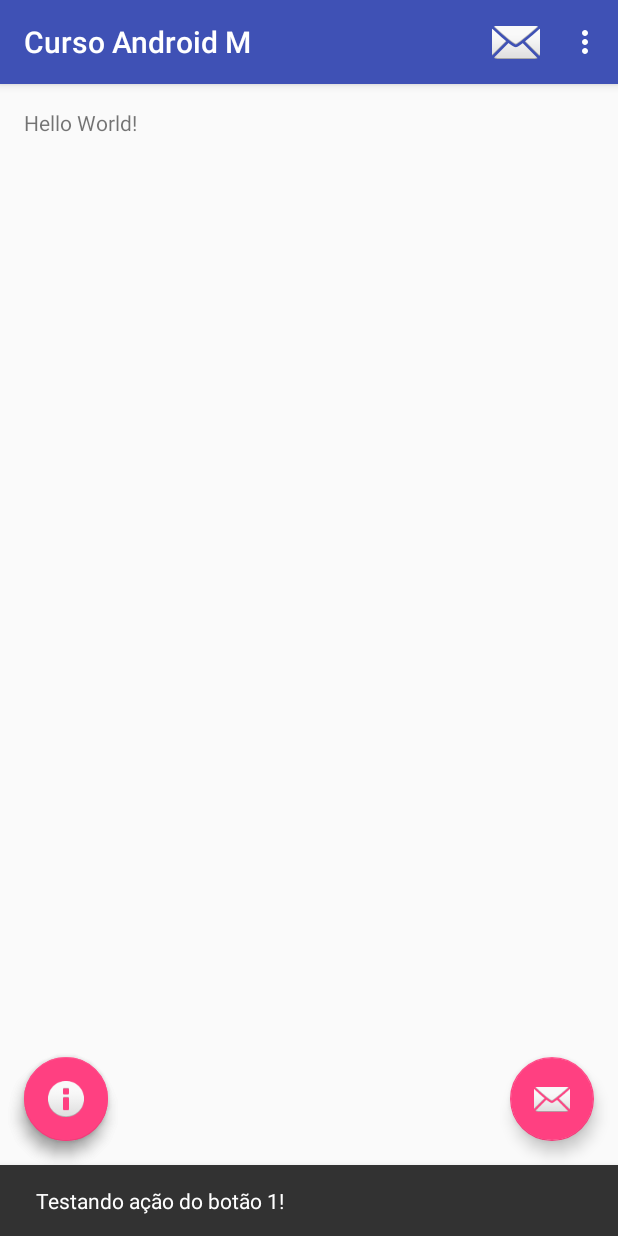
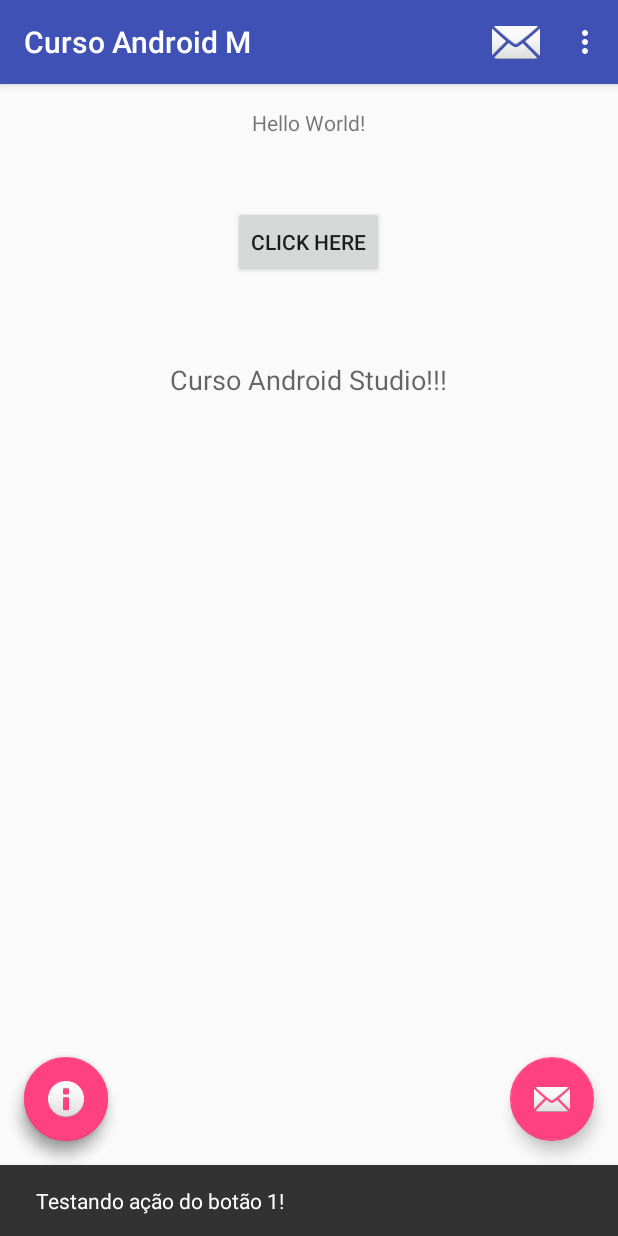
Before and after one commit to rodrigobezerra/droid-journey, an Android app: the screen it shows after launch (MainActivity), after a tap on an icon or button, on a phone screen of 412 x 824 dp. Run offline under Robolectric (Android 15) with nearby library versions, the phone set to English and light mode, and no system bars; 1 other tap on this screen came first.

Commit message:
Teste utilizando o 'onClick' diretamente via xml

```diff
--- a/ExampleActionBar/app/src/main/java/com/example/rodrigobezerra/exampleactionbar/MainActivity.java
+++ b/ExampleActionBar/app/src/main/java/com/example/rodrigobezerra/exampleactionbar/MainActivity.java
@@ -8,8 +8,12 @@ import android.support.v7.widget.Toolbar;
 import android.view.View;
 import android.view.Menu;
 import android.view.MenuItem;
+import android.widget.Button;
+import android.widget.TextView;
 
 public class MainActivity extends AppCompatActivity {
+
+    private TextView textView;
 
     @Override
     protected void onCreate(Bundle savedInstanceState) {
@@ -19,9 +23,11 @@ public class MainActivity extends AppCompatActivity {
         toolbar.setTitle("Curso Android M");
         setSupportActionBar(toolbar);
 
+        textView = (TextView) findViewById(R.id.textView2);
         FloatingActionButton fab = (FloatingActionButton) findViewById(R.id.fab);
         FloatingActionButton fab2 = (FloatingActionButton) findViewById(R.id.fab2);
         FloatingActionButton fab3 = (FloatingActionButton) findViewById(R.id.fab3);
+
 
         fab.setOnClickListener(new View.OnClickListener() {
             @Override
@@ -46,6 +52,10 @@ public class MainActivity extends AppCompatActivity {
                         .setAction("Action", null).show();
             }
         });
+    }
+
+    public void aoClicarNoBotao(View v) {
+        textView.setText("Curso Android Studio!!!");
     }
 
     @Override
--- a/ExampleActionBar/app/src/main/res/layout/content_main.xml
+++ b/ExampleActionBar/app/src/main/res/layout/content_main.xml
@@ -15,5 +15,27 @@
     <TextView
         android:layout_width="wrap_content"
         android:layout_height="wrap_content"
-        android:text="Hello World!" />
+        android:text="Hello World!"
+        android:id="@+id/textView"
+        android:layout_alignParentTop="true"
+        android:layout_centerHorizontal="true" />
+
+    <TextView
+        android:layout_width="wrap_content"
+        android:layout_height="wrap_content"
+        android:textAppearance="?android:attr/textAppearanceMedium"
+        android:id="@+id/textView2"
+        android:layout_below="@+id/textView"
+        android:layout_centerHorizontal="true"
+        android:layout_marginTop="149dp" />
+
+    <Button
+        android:layout_width="wrap_content"
+        android:layout_height="wrap_content"
+        android:text="CLICK HERE"
+        android:id="@+id/button"
+        android:layout_below="@+id/textView"
+        android:layout_centerHorizontal="true"
+        android:layout_marginTop="46dp"
+        android:onClick="aoClicarNoBotao" />
 </RelativeLayout>
```
